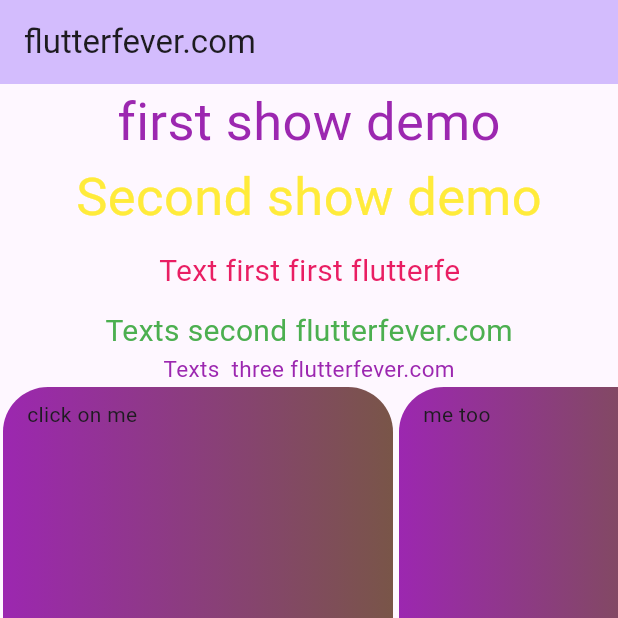
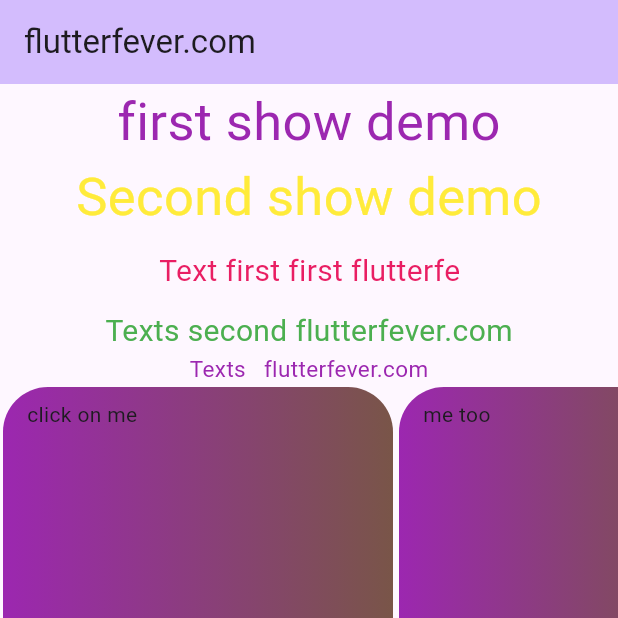
Before and after one commit to coderbaba0/showup_delayanimation, a Flutter app: the screen it shows after launch, on a phone screen of 412 x 824 dp, the top half of it. Run offline on Flutter 3.47's test engine with Material 2 defaults, Android fonts, the light colour scheme and no system bars.

```diff
--- a/lib/main.dart
+++ b/lib/main.dart
@@ -63,7 +63,7 @@
                     ),
                   ),
                   Text("Texts second flutterfever.com",style: TextStyle(color: Colors.green,fontSize: 20)),
-                  Text("Texts  three flutterfever.com",style: TextStyle(color: Colors.purple,fontSize: 15)),
+                  Text("Texts   flutterfever.com",style: TextStyle(color: Colors.purple,fontSize: 15)),
                 ],
               ),
               delay: delayAmount + 900,
```
